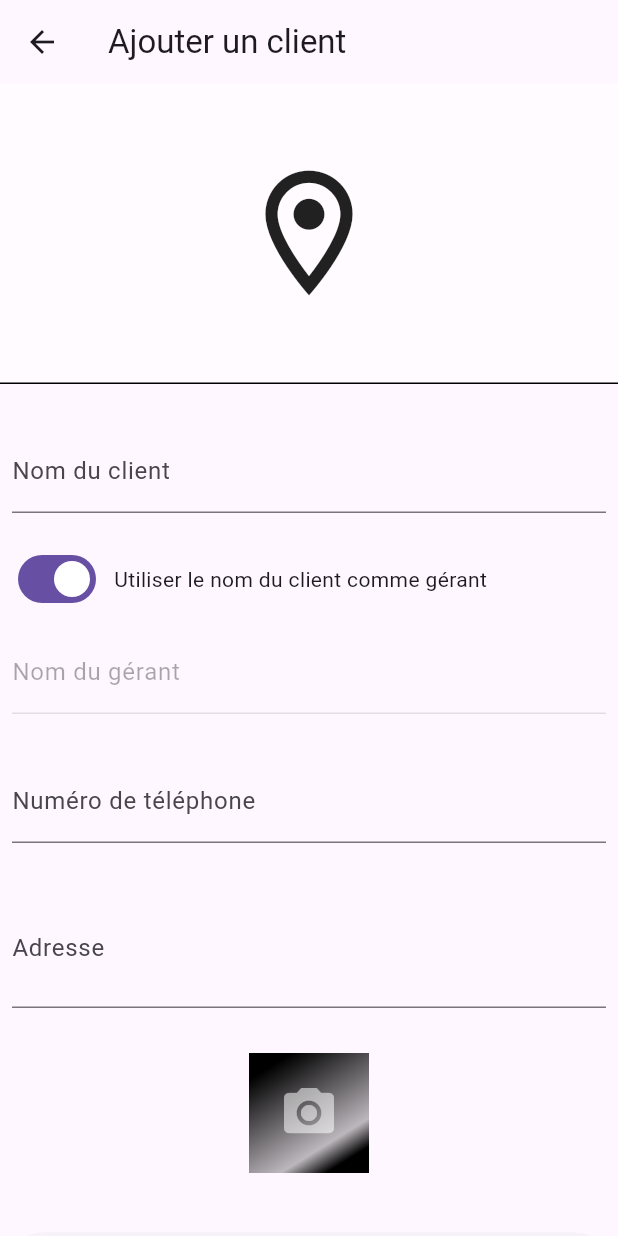
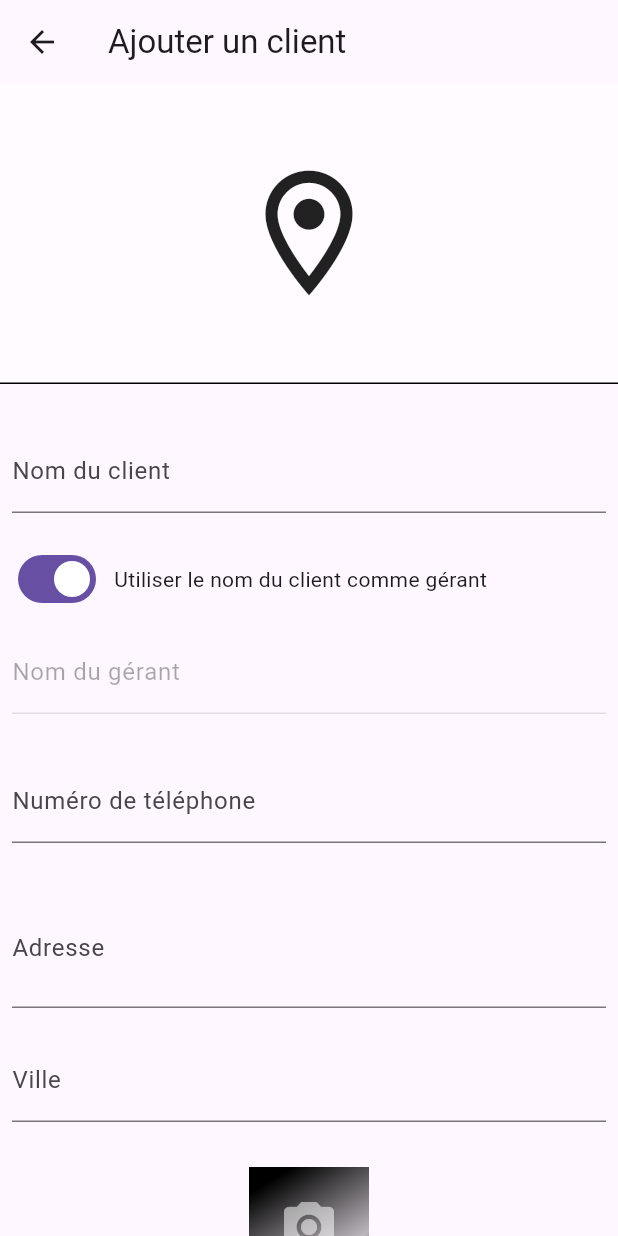
Before and after one commit to chamiabdellah/preSales, a Flutter app: the AddCustomerScreen screen opened directly, on a phone screen of 412 x 824 dp. Run offline on Flutter 3.47's test engine with Material 3 defaults, Android fonts, the light colour scheme and no system bars; our stand-ins replace badges, cached_network_image, firebase_auth, firebase_core, firebase_storage, flutter_riverpod and 5 more; missing offline and left inert: mobile_scanner; accounts and stored records are empty.

Commit message:
add city field to customer - Amazon Q

```diff
--- a/lib/models/customer.dart
+++ b/lib/models/customer.dart
@@ -7,6 +7,7 @@ class Customer{
   String code;
   String? id;
   String address;
+  String? city;
   String? picture;
   String? phoneNumber;
   DateTime? creationDate;
@@ -19,6 +20,7 @@ class Customer{
     this.id,
     this.code = '',
     required this.address,
+    this.city,
     this.picture,
     this.phoneNumber,
     this.creationDate,
@@ -29,6 +31,7 @@ class Customer{
     id = json.key,
     name = json.value['name'],
     address = json.value['address'],
+    city = json.value['city'],
     longitude = json.value['longitude'].toDouble(),
     latitude = json.value['latitude'].toDouble(),
     code = json.value['code'],
@@ -40,6 +43,7 @@ class Customer{
   Map<String,dynamic> toJson() => {
     'name': name,
     'address': address,
+    'city': city,
     'longitude' : longitude,
     'latitude' : latitude,
     'code': '$longitude;$latitude:$name',
--- a/lib/screens/manageCustomers/addCustomerScreen.dart
+++ b/lib/screens/manageCustomers/addCustomerScreen.dart
@@ -28,6 +28,7 @@ class _AddCustomerScreenState extends ConsumerState<AddCustomerScreen> {
   TextEditingController? phoneNumberController = TextEditingController();
   TextEditingController? managerNameController = TextEditingController();
   TextEditingController? addressController = TextEditingController();
+  TextEditingController? cityController = TextEditingController();
 
   double? latitude;
   double? longitude;
@@ -44,6 +45,7 @@ class _AddCustomerScreenState extends ConsumerState<AddCustomerScreen> {
     setState(() {
       address = "${placemark.locality}, ${placemark.administrativeArea} ${placemark.subAdministrativeArea}, ${placemark.name}, ${placemark.postalCode}";
       addressController!.text = address!;
+      cityController!.text = placemark.locality ?? '';
     });
   }
 
@@ -146,6 +148,7 @@ class _AddCustomerScreenState extends ConsumerState<AddCustomerScreen> {
 
       final Customer customer = Customer(
         address: addressController!.text,
+        city: cityController!.text,
         latitude: latitude!,
         longitude: longitude!,
         code: '${longitude};${latitude}:${customerNameController!.value.text}',
@@ -276,6 +279,31 @@ class _AddCustomerScreenState extends ConsumerState<AddCustomerScreen> {
                   ),
                 ),
                 const SizedBox(
+                  height: 20,
+                ),
+                Padding(
+                  padding: const EdgeInsets.symmetric(horizontal: 8),
+                  child: TextFormField(
+                    controller: cityController,
+                    decoration: InputDecoration(
+                      labelText: "Ville",
+                      border: UnderlineInputBorder(),
+                      suffixIcon: _isLoadingLocation
+                          ? const Padding(
+                        padding: EdgeInsets.all(12.0),
+                        child: SizedBox(
+                          width: 16,
+                          height: 16,
+                          child: CircularProgressIndicator(strokeWidth: 2),
+                        ),
+                      )
+                          : null,
+                    ),
+                    validator: ValidationLib.nonEmptyField,
+                    enabled: !_isLoadingLocation,
+                  ),
+                ),
+                const SizedBox(
                   height: 30,
                 ),
                 PickImageCamera(
```
